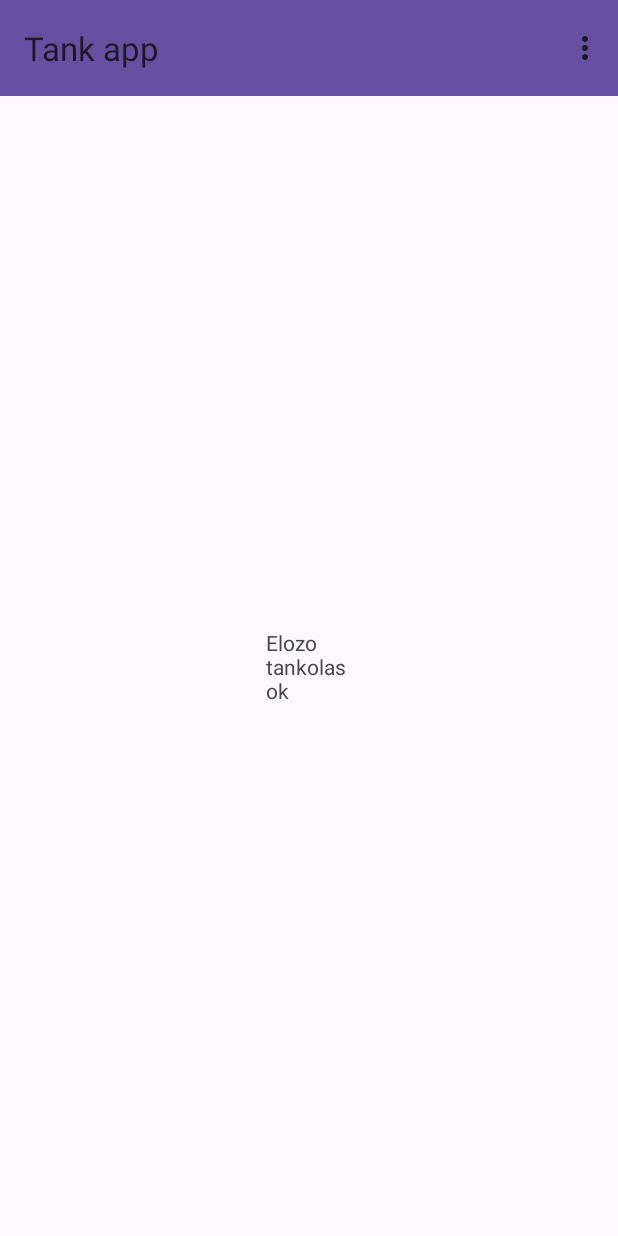
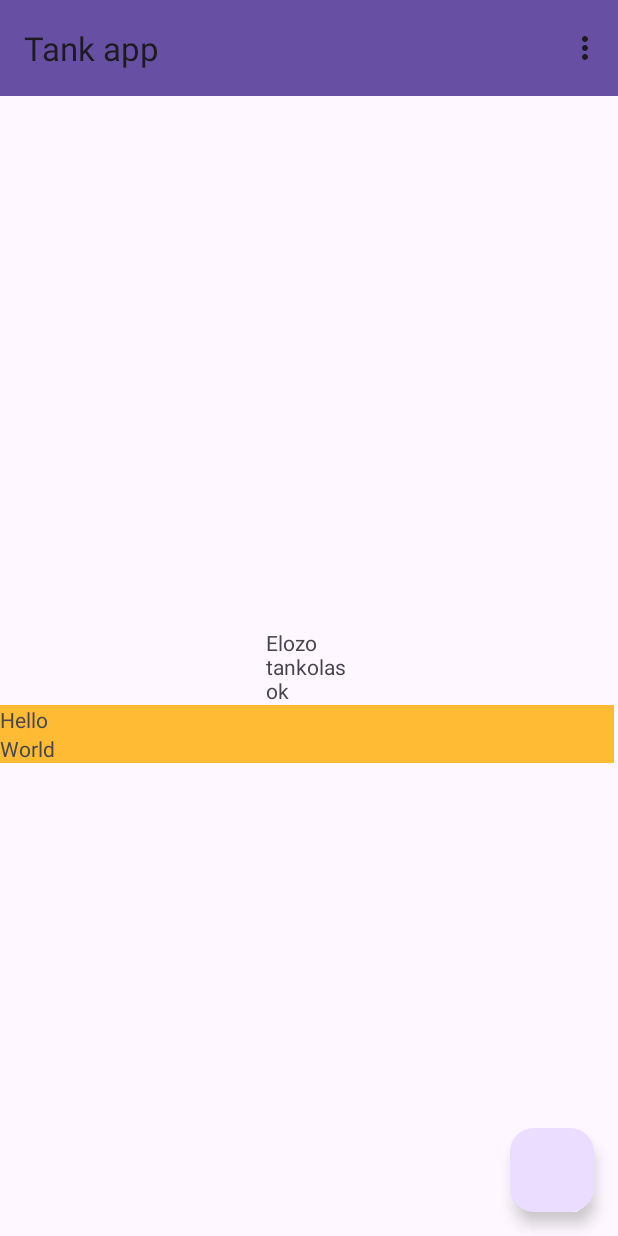
Before and after one commit to badinszky97/android_beadando, an Android app: the screen it shows after launch (MainActivity), in the options menu, after a tap on "Előző tankolások", on a phone screen of 412 x 824 dp. Run offline under Robolectric (Android 15) with nearby library versions, the phone set to English and light mode, and no system bars; our stand-ins replace Room's generated code.

Commit message:
Hivatalos "word" példa működik

```diff
--- a/app/src/main/java/hu/nje/tankolasnyilvantarto/ElozoTankolasok.java
+++ b/app/src/main/java/hu/nje/tankolasnyilvantarto/ElozoTankolasok.java
@@ -3,19 +3,26 @@ package hu.nje.tankolasnyilvantarto;
 import android.os.Bundle;
 
 import androidx.fragment.app.Fragment;
+import androidx.lifecycle.ViewModelProvider;
+import androidx.recyclerview.widget.LinearLayoutManager;
+import androidx.recyclerview.widget.RecyclerView;
 
 import android.view.LayoutInflater;
 import android.view.View;
 import android.view.ViewGroup;
 
+import java.util.List;
+
+
 public class ElozoTankolasok extends Fragment {
+    private WordViewModel mWordViewModel;
 
     public ElozoTankolasok() {
         // Required empty public constructor
     }
 
 
-    public static ElozoTankolasok newInstance(String param1, String param2) {
+    public static ElozoTankolasok newInstance() {
         ElozoTankolasok fragment = new ElozoTankolasok();
         Bundle args = new Bundle();
         fragment.setArguments(args);
@@ -26,7 +33,22 @@ public class ElozoTankolasok extends Fragment {
     public View onCreateView(LayoutInflater inflater, ViewGroup container,
                              Bundle savedInstanceState) {
         // Inflate the layout for this fragment
+        MainActivity mainActivity = (MainActivity)getActivity();
+
         View view = inflater.inflate(R.layout.fragment_elozo_tankolasok, container, false);
+
+
+        RecyclerView recyclerView = view.findViewById(R.id.recycler_view);
+        final WordListAdapter adapter = new WordListAdapter(new WordListAdapter.WordDiff());
+        recyclerView.setAdapter(adapter);
+        recyclerView.setLayoutManager(new LinearLayoutManager(mainActivity.getBaseContext()));
+        mWordViewModel = new ViewModelProvider(this).get(WordViewModel.class);
+
+        mWordViewModel.getAllWords().observe(getViewLifecycleOwner(), words -> {
+            // Update the cached copy of the words in the adapter.
+            adapter.submitList(words);
+        });
+
         return view;
     }
 }
--- /dev/null
+++ b/app/src/main/java/hu/nje/tankolasnyilvantarto/Word.java
@@ -0,0 +1,20 @@
+package hu.nje.tankolasnyilvantarto;
+
+import androidx.annotation.NonNull;
+import androidx.room.ColumnInfo;
+import androidx.room.Entity;
+import androidx.room.PrimaryKey;
+
+@Entity(tableName = "word_table")
+public class Word {
+
+
+    @PrimaryKey
+    @NonNull
+    @ColumnInfo(name = "word")
+    private String mWord;
+
+    public Word(@NonNull String word) {this.mWord = word;}
+
+    public String getWord(){return this.mWord;}
+}
--- /dev/null
+++ b/app/src/main/java/hu/nje/tankolasnyilvantarto/WordDao.java
@@ -0,0 +1,24 @@
+package hu.nje.tankolasnyilvantarto;
+
+import androidx.lifecycle.LiveData;
+import androidx.room.Dao;
+import androidx.room.Insert;
+import androidx.room.OnConflictStrategy;
+import androidx.room.Query;
+
+import java.util.List;
+
+@Dao
+public interface WordDao {
+
+    // allowing the insert of the same word multiple times by passing a
+    // conflict resolution strategy
+    @Insert(onConflict = OnConflictStrategy.IGNORE)
+    void insert(Word word);
+
+    @Query("DELETE FROM word_table")
+    void deleteAll();
+
+    @Query("SELECT * FROM word_table ORDER BY word ASC")
+    LiveData<List<Word>> getAlphabetizedWords();
+}
--- /dev/null
+++ b/app/src/main/java/hu/nje/tankolasnyilvantarto/WordListAdapter.java
@@ -0,0 +1,38 @@
+package hu.nje.tankolasnyilvantarto;
+
+import android.view.ViewGroup;
+
+import androidx.annotation.NonNull;
+import androidx.recyclerview.widget.DiffUtil;
+import androidx.recyclerview.widget.ListAdapter;
+
+public class WordListAdapter extends ListAdapter<Word, WordViewHolder> {
+
+    public WordListAdapter(@NonNull DiffUtil.ItemCallback<Word> diffCallback) {
+        super(diffCallback);
+    }
+
+    @Override
+    public WordViewHolder onCreateViewHolder(ViewGroup parent, int viewType) {
+        return WordViewHolder.create(parent);
+    }
+
+    @Override
+    public void onBindViewHolder(WordViewHolder holder, int position) {
+        Word current = getItem(position);
+        holder.bind(current.getWord());
+    }
+
+    static class WordDiff extends DiffUtil.ItemCallback<Word> {
+
+        @Override
+        public boolean areItemsTheSame(@NonNull Word oldItem, @NonNull Word newItem) {
+            return oldItem == newItem;
+        }
+
+        @Override
+        public boolean areContentsTheSame(@NonNull Word oldItem, @NonNull Word newItem) {
+            return oldItem.getWord().equals(newItem.getWord());
+        }
+    }
+}
--- /dev/null
+++ b/app/src/main/java/hu/nje/tankolasnyilvantarto/WordRepository.java
@@ -0,0 +1,37 @@
+package hu.nje.tankolasnyilvantarto;
+
+import android.app.Application;
+
+import androidx.lifecycle.LiveData;
+
+import java.util.List;
+
+class WordRepository {
+
+    private WordDao mWordDao;
+    private LiveData<List<Word>> mAllWords;
+
+    // Note that in order to unit test the WordRepository, you have to remove the Application
+    // dependency. This adds complexity and much more code, and this sample is not about testing.
+    // See the BasicSample in the android-architecture-components repository at
+    // https://github.com/googlesamples
+    WordRepository(Application application) {
+        WordRoomDatabase db = WordRoomDatabase.getDatabase(application);
+        mWordDao = db.wordDao();
+        mAllWords = mWordDao.getAlphabetizedWords();
+    }
+
+    // Room executes all queries on a separate thread.
+    // Observed LiveData will notify the observer when the data has changed.
+    LiveData<List<Word>> getAllWords() {
+        return mAllWords;
+    }
+
+    // You must call this on a non-UI thread or your app will throw an exception. Room ensures
+    // that you're not doing any long running operations on the main thread, blocking the UI.
+    void insert(Word word) {
+        WordRoomDatabase.databaseWriteExecutor.execute(() -> {
+            mWordDao.insert(word);
+        });
+    }
+}
--- /dev/null
+++ b/app/src/main/java/hu/nje/tankolasnyilvantarto/WordRoomDatabase.java
@@ -0,0 +1,58 @@
+package hu.nje.tankolasnyilvantarto;
+
+import android.content.Context;
+
+import androidx.annotation.NonNull;
+import androidx.room.Database;
+import androidx.room.Room;
+import androidx.room.RoomDatabase;
+import androidx.sqlite.db.SupportSQLiteDatabase;
+
+import java.util.concurrent.ExecutorService;
+import java.util.concurrent.Executors;
+
+@Database(entities = {Word.class}, version = 1, exportSchema = false)
+public abstract class WordRoomDatabase extends RoomDatabase {
+
+    public abstract WordDao wordDao();
+
+    private static volatile WordRoomDatabase INSTANCE;
+    private static final int NUMBER_OF_THREADS = 4;
+    static final ExecutorService databaseWriteExecutor =
+            Executors.newFixedThreadPool(NUMBER_OF_THREADS);
+
+    static WordRoomDatabase getDatabase(final Context context) {
+        if (INSTANCE == null) {
+            synchronized (WordRoomDatabase.class) {
+                if (INSTANCE == null) {
+                    INSTANCE = Room.databaseBuilder(context.getApplicationContext(),
+                                    WordRoomDatabase.class, "word_database")
+                            .addCallback(sRoomDatabaseCallback)
+                            .build();
+                }
+            }
+        }
+        return INSTANCE;
+    }
+    private static RoomDatabase.Callback sRoomDatabaseCallback = new RoomDatabase.Callback() {
+        @Override
+        public void onCreate(@NonNull SupportSQLiteDatabase db) {
+            super.onCreate(db);
+
+            // If you want to keep data through app restarts,
+            // comment out the following block
+            databaseWriteExecutor.execute(() -> {
+                // Populate the database in the background.
+                // If you want to start with more words, just add them.
+                WordDao dao = INSTANCE.wordDao();
+                dao.deleteAll();
+
+                Word word = new Word("Hello");
+                dao.insert(word);
+                word = new Word("World");
+                dao.insert(word);
+            });
+        }
+    };
+
+}
--- /dev/null
+++ b/app/src/main/java/hu/nje/tankolasnyilvantarto/WordViewHolder.java
@@ -0,0 +1,27 @@
+package hu.nje.tankolasnyilvantarto;
+
+import android.view.LayoutInflater;
+import android.view.View;
+import android.view.ViewGroup;
+import android.widget.TextView;
+
+import androidx.recyclerview.widget.RecyclerView;
+
+class WordViewHolder extends RecyclerView.ViewHolder {
+    private final TextView wordItemView;
+
+    private WordViewHolder(View itemView) {
+        super(itemView);
+        wordItemView = itemView.findViewById(R.id.textView);
+    }
+
+    public void bind(String text) {
+        wordItemView.setText(text);
+    }
+
+    static WordViewHolder create(ViewGroup parent) {
+        View view = LayoutInflater.from(parent.getContext())
+                .inflate(R.layout.recyclerview_item, parent, false);
+        return new WordViewHolder(view);
+    }
+}
--- /dev/null
+++ b/app/src/main/java/hu/nje/tankolasnyilvantarto/WordViewModel.java
@@ -0,0 +1,25 @@
+package hu.nje.tankolasnyilvantarto;
+
+import android.app.Application;
+
+import androidx.lifecycle.AndroidViewModel;
+import androidx.lifecycle.LiveData;
+
+import java.util.List;
+
+public class WordViewModel extends AndroidViewModel {
+
+    private WordRepository mRepository;
+
+    private final LiveData<List<Word>> mAllWords;
+
+    public WordViewModel (Application application) {
+        super(application);
+        mRepository = new WordRepository(application);
+        mAllWords = mRepository.getAllWords();
+    }
+
+    LiveData<List<Word>> getAllWords() { return mAllWords; }
+
+    public void insert(Word word) { mRepository.insert(word); }
+}
--- a/app/src/main/res/layout/fragment_elozo_tankolasok.xml
+++ b/app/src/main/res/layout/fragment_elozo_tankolasok.xml
@@ -16,4 +16,22 @@
         app:layout_constraintEnd_toEndOf="parent"
         app:layout_constraintStart_toStartOf="parent"
         app:layout_constraintTop_toTopOf="parent" />
+
+    <androidx.recyclerview.widget.RecyclerView
+        android:id="@+id/recycler_view"
+        android:layout_width="409dp"
+        android:layout_height="345dp"
+        app:layout_constraintStart_toStartOf="parent"
+        app:layout_constraintTop_toBottomOf="@+id/textView2"
+        tools:listitem="@layout/recyclerview_item" />
+
+    <com.google.android.material.floatingactionbutton.FloatingActionButton
+        android:id="@+id/uj_tankolasgomb"
+        app:layout_constraintBottom_toBottomOf="parent"
+        app:layout_constraintEnd_toEndOf="parent"
+        android:layout_width="wrap_content"
+        android:layout_height="wrap_content"
+        android:layout_margin="16dp"
+        android:contentDescription="uj"/>
+
 </androidx.constraintlayout.widget.ConstraintLayout>
--- /dev/null
+++ b/app/src/main/res/layout/recyclerview_item.xml
@@ -0,0 +1,12 @@
+<?xml version="1.0" encoding="utf-8"?>
+<LinearLayout xmlns:android="http://schemas.android.com/apk/res/android"
+    android:orientation="vertical"
+    android:layout_width="match_parent"
+    android:layout_height="wrap_content">
+
+    <TextView
+        android:id="@+id/textView"
+        android:layout_width="match_parent"
+        android:layout_height="wrap_content"
+        android:background="@android:color/holo_orange_light" />
+</LinearLayout>
--- a/build.gradle
+++ b/build.gradle
@@ -2,3 +2,16 @@
 plugins {
 alias(libs.plugins.android.application) apply false
 }
+
+ext {
+    appCompatVersion = '1.5.1'
+    constraintLayoutVersion = '2.1.4'
+    coreTestingVersion = '2.1.0'
+    lifecycleVersion = '2.3.1'
+    materialVersion = '1.3.0'
+    roomVersion = '2.3.0'
+    // testing
+    junitVersion = '4.13.2'
+    espressoVersion = '3.4.0'
+    androidxJunitVersion = '1.1.2'
+}
```
Also changed, not shown: app/build.gradle (+26 -0 lines).
